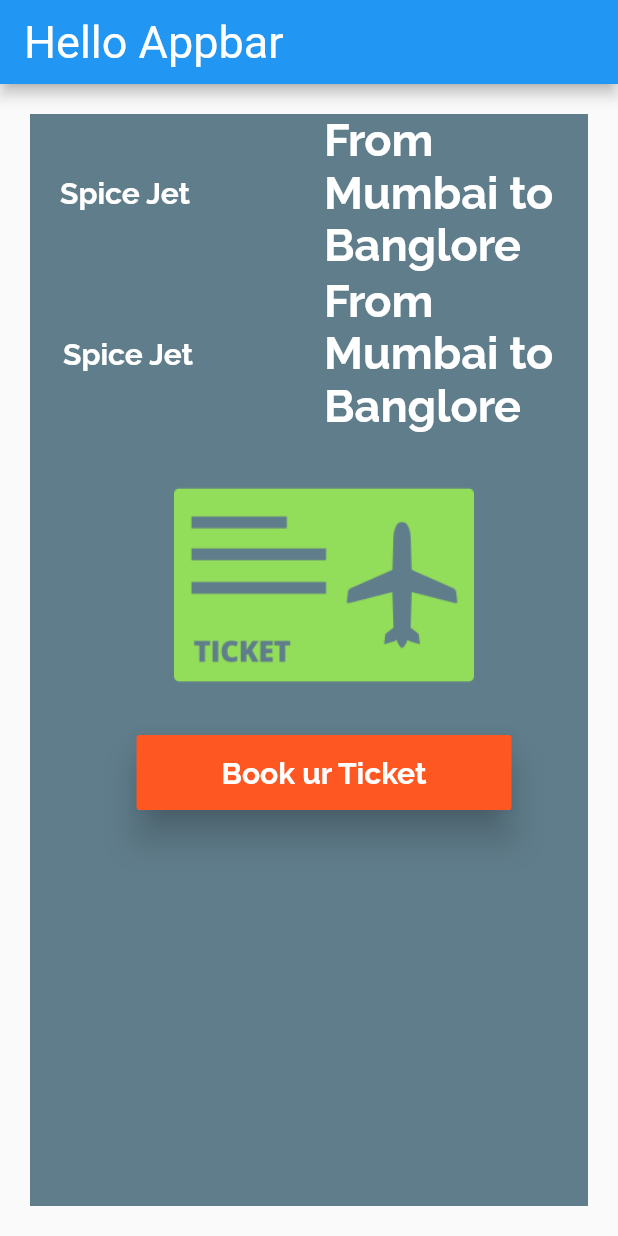
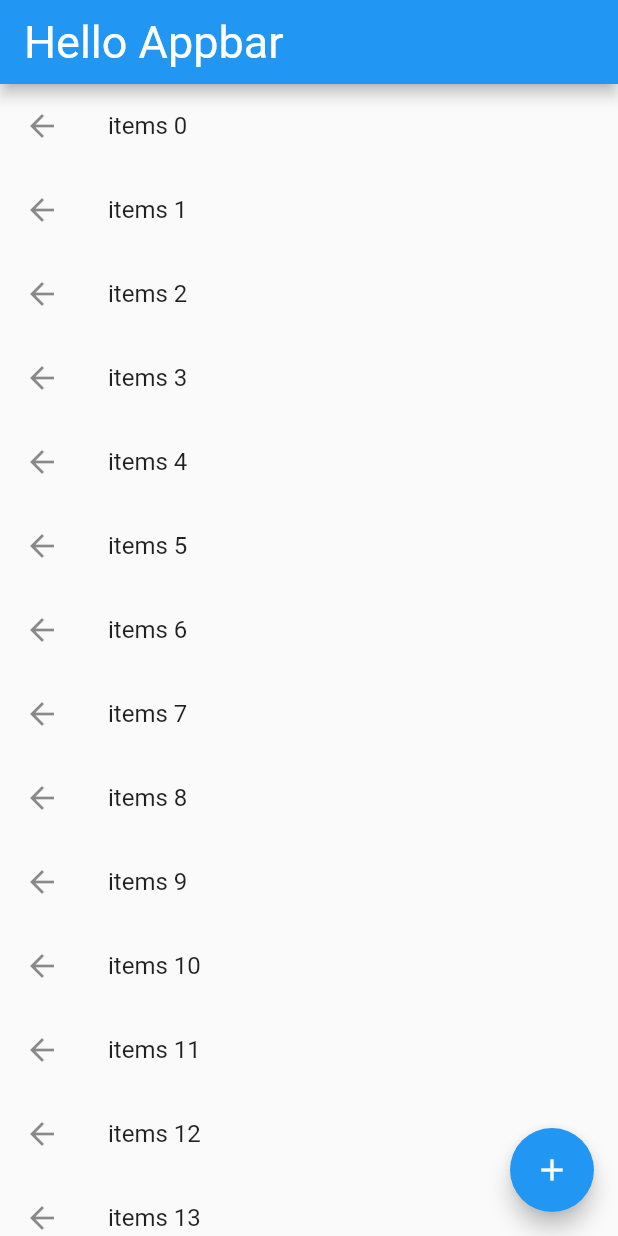
Before and after one commit to awesome09/Flutter-Practice, a Flutter app: the screen it shows after launch, on a phone screen of 412 x 824 dp. Run offline on Flutter 3.47's test engine with Material 2 defaults, Android fonts, the phone set to English and light mode, and no system bars.

Commit message:
third commit

```diff
--- /dev/null
+++ b/lib/app_screens/list.dart
@@ -0,0 +1,68 @@
+import 'package:flutter/material.dart';
+
+
+/* The below list is useful for small data and we cannot make every item clickable in the list
+class HomeList extends StatelessWidget {
+  @override
+  Widget build(BuildContext context) {
+    return ListView(
+      children: <Widget>[
+        ListTile(
+          leading: Icon(Icons.landscape),
+          title: Text("Hello List"),
+          onTap: () => debugPrint("Clicked"),
+        ),
+        ListTile(
+          leading: Icon(Icons.landscape),
+          title: Text("Hello List"),
+        ),
+        ListTile(
+          leading: Icon(Icons.landscape),
+          title: Text("Hello List"),
+        ),
+        Text("Yet another list")
+      ],
+    );
+  }
+}*/
+
+// To overcome the above problem we will use listview builder for larger data that contains three steps
+// 1. prepare the data source like List<String>
+// 2 . convert the data into widgets
+// 3. use that widgets as a children of list view
+
+class HomeList extends StatelessWidget {
+
+  @override
+  Widget build(BuildContext context) {
+     var listItems = getListItems();
+    return ListView.builder(
+      itemBuilder: (context,index){
+        return ListTile(
+          leading: Icon(Icons.arrow_back),
+          title: Text(listItems[index]),
+          onTap: () => showSnackbar(context,listItems[index]),
+        );
+      },
+    );
+  }
+
+  List<String> getListItems()
+  {
+    var items = List<String>.generate(1000, (counter) => "items $counter");
+    return items;
+  }
+
+  void showSnackbar(BuildContext context,String item)
+  {
+    var snack = SnackBar(
+      content: Text("You Clicked $item"),
+      action: SnackBarAction(
+        label: "UNDO",
+        onPressed: () => debugPrint("Nooo"),
+      ),
+    );
+
+    Scaffold.of(context).showSnackBar(snack);
+  }
+}
--- a/lib/main.dart
+++ b/lib/main.dart
@@ -1,5 +1,5 @@
 import 'package:flutter/material.dart';
-import './app_screens/container.dart';
+import './app_screens/list.dart';
 
 void main() => runApp(new HomePage());
 
@@ -14,7 +14,12 @@ class HomePage extends StatelessWidget
       color: Colors.redAccent,
       home: Scaffold(
         appBar: AppBar(title: Text("Hello Appbar",style: TextStyle(color: Colors.white,fontSize: 30.0),),),
-        body: HomeContain(),
+        body: HomeList(),
+        floatingActionButton: FloatingActionButton(
+          onPressed: () => debugPrint("Fab Clicked"),
+          child: Icon(Icons.add),
+          tooltip: "Add more Items",
+        ),
       ),
     );
   }
```
